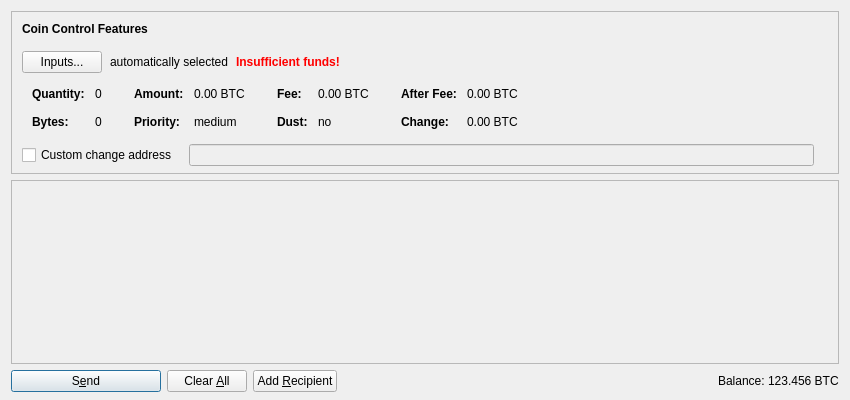
dogecoin/dogecoin, file src/qt/forms/sendcoinsdialog.ui: the form before one commit.
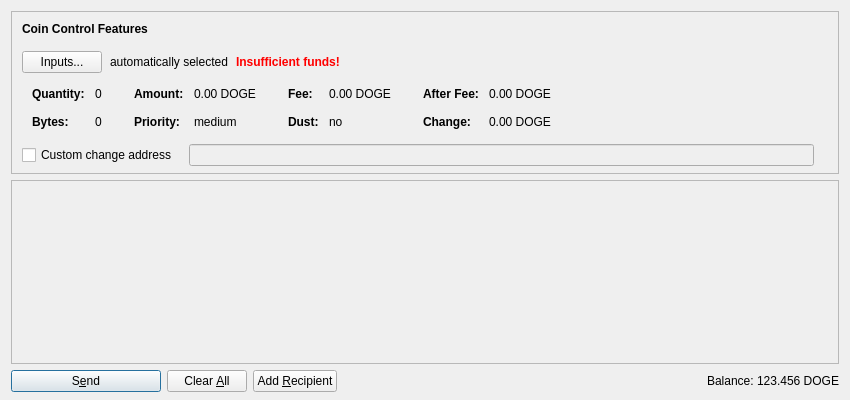
The form after the commit. Icons and pictures are not drawn. Custom widgets are drawn as their Qt base class.

Commit message: Translate BTC to DOGE in now non-translatable labels

```diff
--- a/src/qt/forms/sendcoinsdialog.ui
+++ b/src/qt/forms/sendcoinsdialog.ui
@@ -321,7 +321,7 @@
                   <enum>Qt::ActionsContextMenu</enum>
                  </property>
                  <property name="text">
-                  <string notr="true">0.00 BTC</string>
+                  <string notr="true">0.00 DOGE</string>
                  </property>
                  <property name="textInteractionFlags">
                   <set>Qt::LinksAccessibleByMouse|Qt::TextSelectableByKeyboard|Qt::TextSelectableByMouse</set>
@@ -401,7 +401,7 @@
                   <enum>Qt::ActionsContextMenu</enum>
                  </property>
                  <property name="text">
-                  <string notr="true">0.00 BTC</string>
+                  <string notr="true">0.00 DOGE</string>
                  </property>
                  <property name="textInteractionFlags">
                   <set>Qt::LinksAccessibleByMouse|Qt::TextSelectableByKeyboard|Qt::TextSelectableByMouse</set>
@@ -481,7 +481,7 @@
                   <enum>Qt::ActionsContextMenu</enum>
                  </property>
                  <property name="text">
-                  <string notr="true">0.00 BTC</string>
+                  <string notr="true">0.00 DOGE</string>
                  </property>
                  <property name="textInteractionFlags">
                   <set>Qt::LinksAccessibleByMouse|Qt::TextSelectableByKeyboard|Qt::TextSelectableByMouse</set>
@@ -510,7 +510,7 @@
                   <enum>Qt::ActionsContextMenu</enum>
                  </property>
                  <property name="text">
-                  <string notr="true">0.00 BTC</string>
+                  <string notr="true">0.00 DOGE</string>
                  </property>
                  <property name="textInteractionFlags">
                   <set>Qt::LinksAccessibleByMouse|Qt::TextSelectableByKeyboard|Qt::TextSelectableByMouse</set>
@@ -765,7 +765,7 @@
           <cursorShape>IBeamCursor</cursorShape>
          </property>
          <property name="text">
-          <string notr="true">123.456 BTC</string>
+          <string notr="true">123.456 DOGE</string>
          </property>
          <property name="textInteractionFlags">
           <set>Qt::LinksAccessibleByMouse|Qt::TextSelectableByKeyboard|Qt::TextSelectableByMouse</set>
```
The commit also changes 2 other files.
